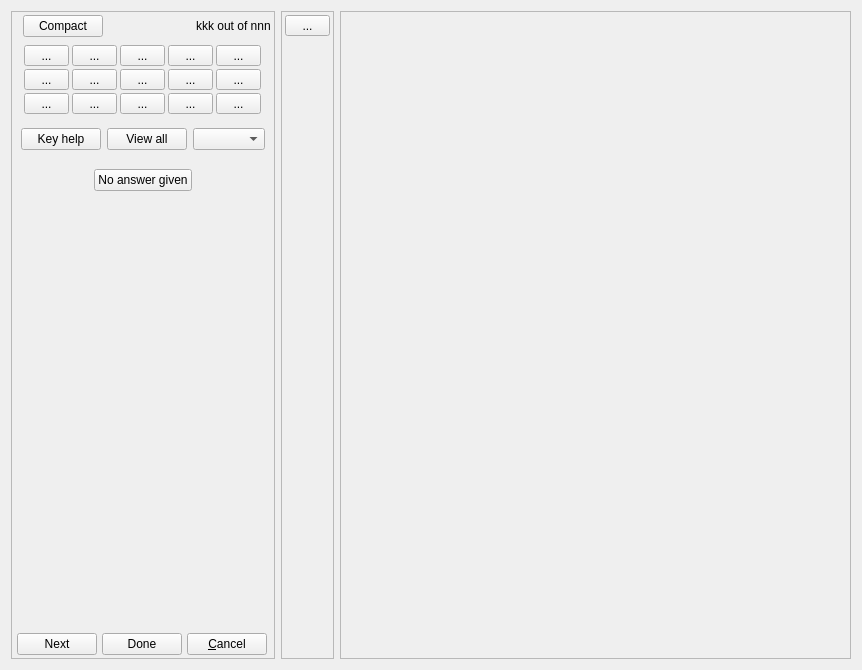
Qt form qtCreatorFiles/ui_annotator_rhm.ui (plomgrading/plom) before a commit.
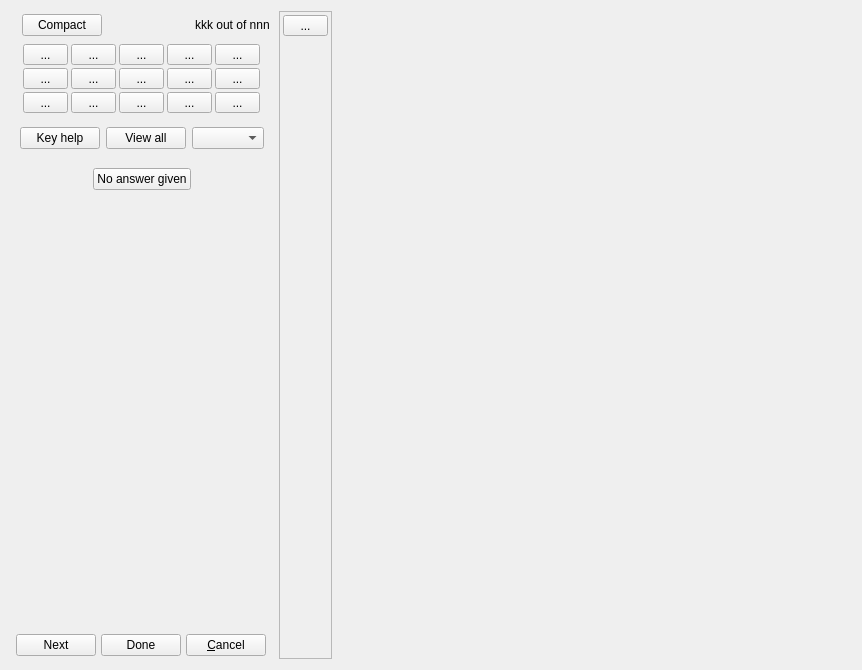
The same form after that commit.

Commit message: ann: remove some frame borders

```diff
--- a/qtCreatorFiles/ui_annotator_rhm.ui
+++ b/qtCreatorFiles/ui_annotator_rhm.ui
@@ -16,153 +16,11 @@
   <property name="windowTitle">
    <string>Annotate paper</string>
   </property>
-  <layout class="QGridLayout" name="gridLayout">
-   <item row="0" column="3" rowspan="5">
-    <widget class="QFrame" name="pageFrame">
-     <property name="sizePolicy">
-      <sizepolicy hsizetype="Preferred" vsizetype="Preferred">
-       <horstretch>2</horstretch>
-       <verstretch>0</verstretch>
-      </sizepolicy>
-     </property>
-     <property name="frameShape">
-      <enum>QFrame::StyledPanel</enum>
-     </property>
-     <property name="frameShadow">
-      <enum>QFrame::Raised</enum>
-     </property>
-     <layout class="QGridLayout" name="pageFrameGrid">
-      <property name="leftMargin">
-       <number>3</number>
-      </property>
-      <property name="topMargin">
-       <number>3</number>
-      </property>
-      <property name="rightMargin">
-       <number>3</number>
-      </property>
-      <property name="bottomMargin">
-       <number>3</number>
-      </property>
-     </layout>
-    </widget>
-   </item>
-   <item row="0" column="2" rowspan="5">
-    <widget class="QFrame" name="revealBox0">
-     <property name="frameShape">
-      <enum>QFrame::StyledPanel</enum>
-     </property>
-     <property name="frameShadow">
-      <enum>QFrame::Raised</enum>
-     </property>
-     <layout class="QVBoxLayout" name="verticalLayout_2">
-      <property name="spacing">
-       <number>0</number>
-      </property>
-      <property name="leftMargin">
-       <number>0</number>
-      </property>
-      <property name="topMargin">
-       <number>0</number>
-      </property>
-      <property name="rightMargin">
-       <number>0</number>
-      </property>
-      <property name="bottomMargin">
-       <number>0</number>
-      </property>
-      <item alignment="Qt::AlignTop">
-       <widget class="QFrame" name="revealBox1">
-        <property name="sizePolicy">
-         <sizepolicy hsizetype="Preferred" vsizetype="Minimum">
-          <horstretch>0</horstretch>
-          <verstretch>0</verstretch>
-         </sizepolicy>
-        </property>
-        <property name="frameShape">
-         <enum>QFrame::NoFrame</enum>
-        </property>
-        <property name="frameShadow">
-         <enum>QFrame::Raised</enum>
-        </property>
-        <layout class="QGridLayout" name="revealLayout">
-         <property name="leftMargin">
-          <number>3</number>
-         </property>
-         <property name="topMargin">
-          <number>3</number>
-         </property>
-         <property name="rightMargin">
-          <number>3</number>
-         </property>
-         <property name="bottomMargin">
-          <number>3</number>
-         </property>
-         <property name="spacing">
-          <number>3</number>
-         </property>
-         <item row="1" column="0">
-          <widget class="QToolButton" name="deltaButton">
-           <property name="sizePolicy">
-            <sizepolicy hsizetype="Fixed" vsizetype="Fixed">
-             <horstretch>0</horstretch>
-             <verstretch>0</verstretch>
-            </sizepolicy>
-           </property>
-           <property name="minimumSize">
-            <size>
-             <width>45</width>
-             <height>0</height>
-            </size>
-           </property>
-           <property name="text">
-            <string>...</string>
-           </property>
-          </widget>
-         </item>
-        </layout>
-       </widget>
-      </item>
-      <item alignment="Qt::AlignHCenter|Qt::AlignBottom">
-       <widget class="QFrame" name="revealBox2">
-        <property name="sizePolicy">
-         <sizepolicy hsizetype="Preferred" vsizetype="Minimum">
-          <horstretch>0</horstretch>
-          <verstretch>0</verstretch>
-         </sizepolicy>
-        </property>
-        <property name="frameShape">
-         <enum>QFrame::NoFrame</enum>
-        </property>
-        <property name="frameShadow">
-         <enum>QFrame::Raised</enum>
-        </property>
-        <layout class="QVBoxLayout" name="revealLayout2">
-         <property name="spacing">
-          <number>3</number>
-         </property>
-         <property name="leftMargin">
-          <number>3</number>
-         </property>
-         <property name="topMargin">
-          <number>3</number>
-         </property>
-         <property name="rightMargin">
-          <number>3</number>
-         </property>
-         <property name="bottomMargin">
-          <number>3</number>
-         </property>
-        </layout>
-       </widget>
-      </item>
-     </layout>
-    </widget>
-   </item>
-   <item row="0" column="1" rowspan="5">
+  <layout class="QHBoxLayout" name="horizontalLayout">
+   <item>
     <widget class="QFrame" name="hideableBox">
      <property name="frameShape">
-      <enum>QFrame::StyledPanel</enum>
+      <enum>QFrame::NoFrame</enum>
      </property>
      <property name="frameShadow">
       <enum>QFrame::Raised</enum>
@@ -763,6 +621,148 @@
      </layout>
     </widget>
    </item>
+   <item>
+    <widget class="QFrame" name="revealBox0">
+     <property name="frameShape">
+      <enum>QFrame::StyledPanel</enum>
+     </property>
+     <property name="frameShadow">
+      <enum>QFrame::Raised</enum>
+     </property>
+     <layout class="QVBoxLayout" name="verticalLayout_2">
+      <property name="spacing">
+       <number>0</number>
+      </property>
+      <property name="leftMargin">
+       <number>0</number>
+      </property>
+      <property name="topMargin">
+       <number>0</number>
+      </property>
+      <property name="rightMargin">
+       <number>0</number>
+      </property>
+      <property name="bottomMargin">
+       <number>0</number>
+      </property>
+      <item alignment="Qt::AlignTop">
+       <widget class="QFrame" name="revealBox1">
+        <property name="sizePolicy">
+         <sizepolicy hsizetype="Preferred" vsizetype="Minimum">
+          <horstretch>0</horstretch>
+          <verstretch>0</verstretch>
+         </sizepolicy>
+        </property>
+        <property name="frameShape">
+         <enum>QFrame::NoFrame</enum>
+        </property>
+        <property name="frameShadow">
+         <enum>QFrame::Raised</enum>
+        </property>
+        <layout class="QGridLayout" name="revealLayout">
+         <property name="leftMargin">
+          <number>3</number>
+         </property>
+         <property name="topMargin">
+          <number>3</number>
+         </property>
+         <property name="rightMargin">
+          <number>3</number>
+         </property>
+         <property name="bottomMargin">
+          <number>3</number>
+         </property>
+         <property name="spacing">
+          <number>3</number>
+         </property>
+         <item row="1" column="0">
+          <widget class="QToolButton" name="deltaButton">
+           <property name="sizePolicy">
+            <sizepolicy hsizetype="Fixed" vsizetype="Fixed">
+             <horstretch>0</horstretch>
+             <verstretch>0</verstretch>
+            </sizepolicy>
+           </property>
+           <property name="minimumSize">
+            <size>
+             <width>45</width>
+             <height>0</height>
+            </size>
+           </property>
+           <property name="text">
+            <string>...</string>
+           </property>
+          </widget>
+         </item>
+        </layout>
+       </widget>
+      </item>
+      <item alignment="Qt::AlignHCenter|Qt::AlignBottom">
+       <widget class="QFrame" name="revealBox2">
+        <property name="sizePolicy">
+         <sizepolicy hsizetype="Preferred" vsizetype="Minimum">
+          <horstretch>0</horstretch>
+          <verstretch>0</verstretch>
+         </sizepolicy>
+        </property>
+        <property name="frameShape">
+         <enum>QFrame::NoFrame</enum>
+        </property>
+        <property name="frameShadow">
+         <enum>QFrame::Raised</enum>
+        </property>
+        <layout class="QVBoxLayout" name="revealLayout2">
+         <property name="spacing">
+          <number>3</number>
+         </property>
+         <property name="leftMargin">
+          <number>3</number>
+         </property>
+         <property name="topMargin">
+          <number>3</number>
+         </property>
+         <property name="rightMargin">
+          <number>3</number>
+         </property>
+         <property name="bottomMargin">
+          <number>3</number>
+         </property>
+        </layout>
+       </widget>
+      </item>
+     </layout>
+    </widget>
+   </item>
+   <item>
+    <widget class="QFrame" name="pageFrame">
+     <property name="sizePolicy">
+      <sizepolicy hsizetype="Preferred" vsizetype="Preferred">
+       <horstretch>2</horstretch>
+       <verstretch>0</verstretch>
+      </sizepolicy>
+     </property>
+     <property name="frameShape">
+      <enum>QFrame::NoFrame</enum>
+     </property>
+     <property name="frameShadow">
+      <enum>QFrame::Raised</enum>
+     </property>
+     <layout class="QGridLayout" name="pageFrameGrid">
+      <property name="leftMargin">
+       <number>0</number>
+      </property>
+      <property name="topMargin">
+       <number>0</number>
+      </property>
+      <property name="rightMargin">
+       <number>0</number>
+      </property>
+      <property name="bottomMargin">
+       <number>0</number>
+      </property>
+     </layout>
+    </widget>
+   </item>
   </layout>
  </widget>
  <tabstops>
```
The commit also changes 1 other file.
